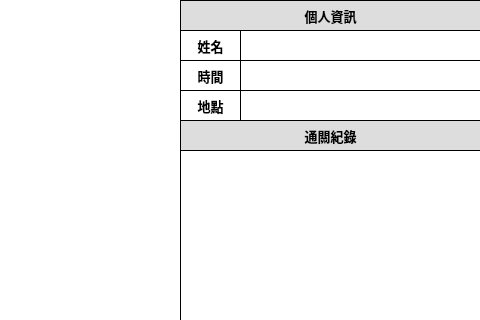
First picture: the form in assets/window_ui.ui, repository tom1484/EarDoor, before the edit; both pictures show x 770 to 1250 and y 0 to 320 of the 1250 by 950 pixel window.
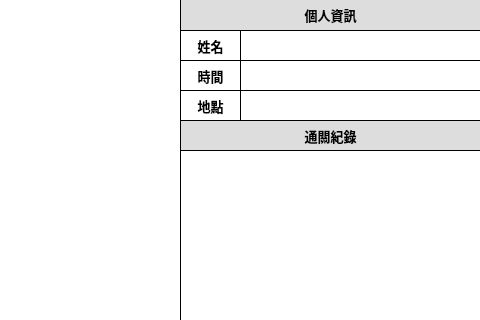
Second picture: the form after the edit.

The edit to the form file:
```diff
--- a/assets/window_ui.ui
+++ b/assets/window_ui.ui
@@ -52,9 +52,9 @@
     <property name="geometry">
      <rect>
       <x>0</x>
-      <y>0</y>
+      <y>-1</y>
       <width>301</width>
-      <height>31</height>
+      <height>32</height>
      </rect>
     </property>
     <property name="font">
```
